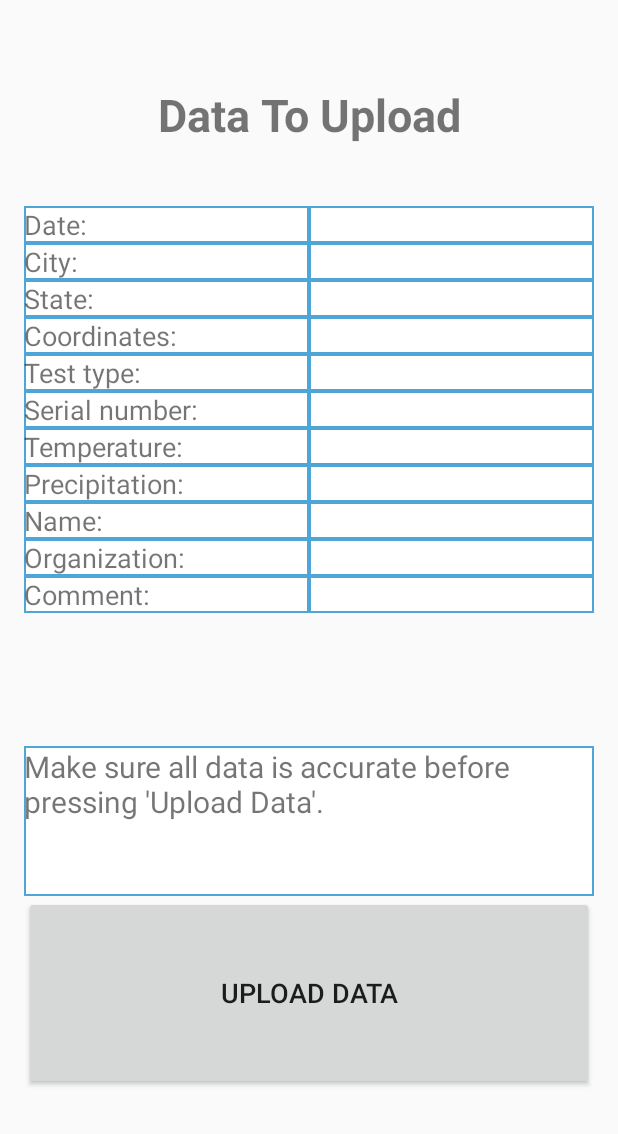
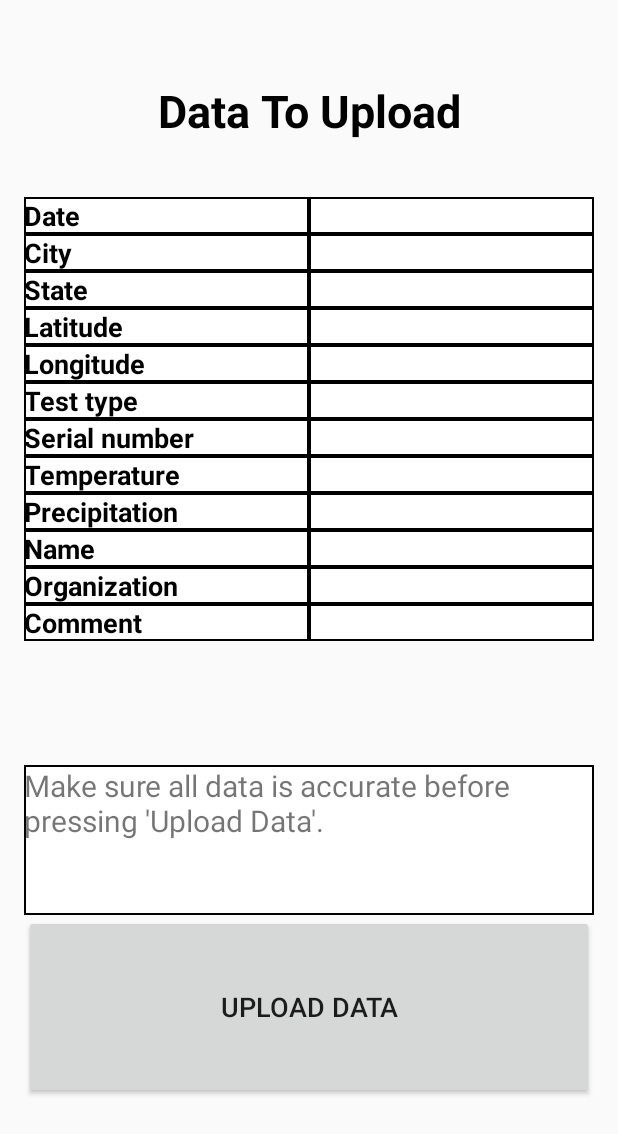
Before and after one commit to bergconnor/cis642-Team5, an Android app: the SpreadsheetActivity screen opened directly, with no data from a screen before it, on a phone screen of 412 x 824 dp. Shown: the top 1134 px of the screen. Run offline under Robolectric (Android 15) with nearby library versions, the phone set to English and light mode, and no system bars; libraries missing offline, so code that uses them is left out: com.google.api.client, com.google.api.services, pub.devrel.easypermissions; 2 statements that could not run were skipped.

Commit message:
UI updates

```diff
--- a/WaterQuality/app/src/main/java/edu/ksu/cis/waterquality/MainActivity.java
+++ b/WaterQuality/app/src/main/java/edu/ksu/cis/waterquality/MainActivity.java
@@ -91,8 +91,6 @@ public class MainActivity extends AppCompatActivity {
         String city = address.get(0).getLocality();
         String state = address.get(0).getAdminArea();
 
-        String coordinates = "(" + mLatitude + ", " + mLongitude + ")";
-
         String[] weatherData = getWeatherData(city, state);
         String temperature = weatherData[TEMP];
         String precipitation = weatherData[PRECIP];
@@ -100,7 +98,8 @@ public class MainActivity extends AppCompatActivity {
         intent.putExtra("EXTRA_DATE", date);
         intent.putExtra("EXTRA_CITY", city);
         intent.putExtra("EXTRA_STATE", state);
-        intent.putExtra("EXTRA_COORDINATES", coordinates);
+        intent.putExtra("EXTRA_LATITUDE", mLatitude);
+        intent.putExtra("EXTRA_LONGITUDE", mLongitude);
         intent.putExtra("EXTRA_TEST", mTest);
         intent.putExtra("EXTRA_SERIAL", mSerial);
         intent.putExtra("EXTRA_TEMPERATURE", temperature);
--- a/WaterQuality/app/src/main/java/edu/ksu/cis/waterquality/SpreadsheetActivity.java
+++ b/WaterQuality/app/src/main/java/edu/ksu/cis/waterquality/SpreadsheetActivity.java
@@ -67,15 +67,16 @@ public class SpreadsheetActivity extends Activity
     static final int DATE          = 0;
     static final int CITY          = 1;
     static final int STATE         = 2;
-    static final int COORDINATES   = 3;
-    static final int TEST          = 4;
-    static final int SERIAL        = 5;
-    static final int TEMPERATURE   = 6;
-    static final int PRECIPITATION = 7;
-    static final int NAME          = 8;
-    static final int ORGANIZATION  = 9;
-    static final int COMMENT       = 10;
-    static final int DATA_SIZE     = 11;
+    static final int LATITUDE      = 3;
+    static final int LONGITUDE     = 4;
+    static final int TEST          = 5;
+    static final int SERIAL        = 6;
+    static final int TEMPERATURE   = 7;
+    static final int PRECIPITATION = 8;
+    static final int NAME          = 9;
+    static final int ORGANIZATION  = 10;
+    static final int COMMENT       = 11;
+    static final int DATA_SIZE     = 12;
 
     private String[] mData = new String[DATA_SIZE];
 
@@ -232,7 +233,8 @@ public class SpreadsheetActivity extends Activity
         editTexts[DATE]          = (EditText) this.findViewById(R.id.dateEdit);
         editTexts[CITY]          = (EditText) this.findViewById(R.id.cityEdit);
         editTexts[STATE]         = (EditText) this.findViewById(R.id.stateEdit);
-        editTexts[COORDINATES]   = (EditText) this.findViewById(R.id.coordinatesEdit);
+        editTexts[LATITUDE]      = (EditText) this.findViewById(R.id.latitudeEdit);
+        editTexts[LONGITUDE]     = (EditText) this.findViewById(R.id.longitudeEdit);
         editTexts[TEST]          = (EditText) this.findViewById(R.id.testEdit);
         editTexts[SERIAL]        = (EditText) this.findViewById(R.id.serialEdit);
         editTexts[TEMPERATURE]   = (EditText) this.findViewById(R.id.temperatureEdit);
@@ -259,7 +261,8 @@ public class SpreadsheetActivity extends Activity
         mData[DATE]          = data.getString("EXTRA_DATE");
         mData[CITY]          = data.getString("EXTRA_CITY");
         mData[STATE]         = data.getString("EXTRA_STATE");
-        mData[COORDINATES]   = data.getString("EXTRA_COORDINATES");
+        mData[LATITUDE]      = data.getString("EXTRA_LATITUDE");
+        mData[LONGITUDE]     = data.getString("EXTRA_LONGITUDE");
         mData[TEST]          = data.getString("EXTRA_TEST");
         mData[SERIAL]        = data.getString("EXTRA_SERIAL");
         mData[TEMPERATURE]   = data.getString("EXTRA_TEMPERATURE");
--- a/WaterQuality/app/src/main/res/drawable/border.xml
+++ b/WaterQuality/app/src/main/res/drawable/border.xml
@@ -1,4 +1,4 @@
 <shape xmlns:android="http://schemas.android.com/apk/res/android" android:shape="rectangle" >
     <solid android:color="#ffffff" />
-    <stroke android:width="1dip" android:color="#4fa5d5"/>
+    <stroke android:width="1dip" android:color="#000000"/>
 </shape>
--- a/WaterQuality/app/src/main/res/layout/activity_spreadsheet.xml
+++ b/WaterQuality/app/src/main/res/layout/activity_spreadsheet.xml
@@ -8,7 +8,6 @@
     android:orientation="vertical"
     android:padding="16dp"
     tools:context="edu.ksu.cis.waterquality.SpreadsheetActivity">
-
     <TextView
         android:layout_width="match_parent"
         android:layout_height="wrap_content"
@@ -16,8 +15,8 @@
         android:textSize="30dp"
         android:textStyle="bold"
         android:gravity="center"
-        android:text="Data To Upload"/>
-
+        android:text="Data To Upload"
+        android:textColor="@color/black"/>
     <LinearLayout
         android:layout_width="match_parent"
         android:layout_height="wrap_content"
@@ -26,186 +25,276 @@
         android:layout_alignParentTop="true"
         android:layout_alignParentLeft="true"
         android:layout_alignParentStart="true">
-
         <LinearLayout
             android:layout_height="wrap_content"
             android:layout_width="0dp"
             android:layout_weight="1"
             android:orientation="vertical" >
-
             <TextView
                 android:id="@+id/dateText"
                 android:layout_width="match_parent"
                 android:layout_height="match_parent"
                 android:textSize="18dp"
                 android:background="@drawable/border"
-                android:text="Date:"/>
+                android:text="Date"
+                android:textStyle="bold"
+                android:textColor="@color/black"/>
             <TextView
                 android:id="@+id/cityText"
                 android:layout_width="match_parent"
                 android:layout_height="match_parent"
                 android:textSize="18dp"
                 android:background="@drawable/border"
-                android:text="City:"/>
+                android:text="City"
+                android:textStyle="bold"
+                android:textColor="@color/black"/>
             <TextView
                 android:id="@+id/stateText"
                 android:layout_width="match_parent"
                 android:layout_height="match_parent"
                 android:textSize="18dp"
                 android:background="@drawable/border"
-                android:text="State:"/>
+                android:text="State"
+                android:textStyle="bold"
+                android:textColor="@color/black"/>
             <TextView
-                android:id="@+id/coordiantesText"
+                android:id="@+id/latitudeText"
                 android:layout_width="match_parent"
                 android:layout_height="match_parent"
                 android:textSize="18dp"
                 android:background="@drawable/border"
-                android:text="Coordinates:"/>
-
+                android:text="Latitude"
+                android:textStyle="bold"
+                android:textColor="@color/black"/>
+            <TextView
+                android:id="@+id/longitudeText"
+                android:layout_width="match_parent"
+                android:layout_height="match_parent"
+                android:textSize="18dp"
+                android:background="@drawable/border"
+                android:text="Longitude"
+                android:textStyle="bold"
+                android:textColor="@color/black"/>
             <TextView
                 android:id="@+id/testText"
                 android:layout_width="match_parent"
                 android:layout_height="match_parent"
                 android:textSize="18dp"
                 android:background="@drawable/border"
-                android:text="Test type:"/>
-
+                android:text="Test type"
+                android:textStyle="bold"
+                android:textColor="@color/black"/>
             <TextView
                 android:id="@+id/serialText"
                 android:layout_width="match_parent"
                 android:layout_height="match_parent"
                 android:textSize="18dp"
                 android:background="@drawable/border"
-                android:text="Serial number:"/>
+                android:text="Serial number"
+                android:textStyle="bold"
+                android:textColor="@color/black"/>
             <TextView
                 android:id="@+id/temperatureText"
                 android:layout_width="match_parent"
                 android:layout_height="match_parent"
                 android:textSize="18dp"
                 android:background="@drawable/border"
-                android:text="Temperature:"/>
+                android:text="Temperature"
+                android:textStyle="bold"
+                android:textColor="@color/black"/>
             <TextView
                 android:id="@+id/precipitationText"
                 android:layout_width="match_parent"
                 android:layout_height="match_parent"
                 android:textSize="18dp"
                 android:background="@drawable/border"
-                android:text="Precipitation:"/>
+                android:text="Precipitation"
+                android:textStyle="bold"
+                android:textColor="@color/black"/>
             <TextView
                 android:id="@+id/nameText"
                 android:layout_width="match_parent"
                 android:layout_height="match_parent"
                 android:textSize="18dp"
                 android:background="@drawable/border"
-                android:text="Name:"/>
+                android:text="Name"
+                android:textStyle="bold"
+                android:textColor="@color/black"/>
             <TextView
                 android:id="@+id/organizationText"
                 android:layout_width="match_parent"
                 android:layout_height="match_parent"
                 android:textSize="18dp"
                 android:background="@drawable/border"
-                android:text="Organization:"/>
+                android:text="Organization"
+                android:textStyle="bold"
+                android:textColor="@color/black"/>
             <TextView
                 android:id="@+id/commentText"
                 android:layout_width="match_parent"
                 android:layout_height="match_parent"
                 android:textSize="18dp"
                 android:background="@drawable/border"
-                android:text="Comment:"/>
+                android:text="Comment"
+                android:textStyle="bold"
+                android:textColor="@color/black"/>
         </LinearLayout>
-
         <LinearLayout
             android:layout_height="wrap_content"
             android:layout_width="0dp"
             android:layout_weight="1"
             android:orientation="vertical" >
+            <HorizontalScrollView
+                android:layout_width="match_parent"
+                android:layout_height="match_parent"
+                android:scrollbars="none"
+                android:background="@drawable/border">
                 <EditText
                     android:id="@+id/dateEdit"
                     android:layout_width="match_parent"
-                android:layout_height="match_parent"
+                    android:layout_height="wrap_content"
                     android:maxLines="1"
                     android:textSize="18dp"
                     android:background="@drawable/border"/>
+            </HorizontalScrollView>
+            <HorizontalScrollView
+                android:layout_width="match_parent"
+                android:layout_height="match_parent"
+                android:scrollbars="none"
+                android:background="@drawable/border">
                 <EditText
                     android:id="@+id/cityEdit"
                     android:layout_width="match_parent"
-                android:layout_height="match_parent"
+                    android:layout_height="wrap_content"
                     android:maxLines="1"
                     android:textSize="18dp"
                     android:background="@drawable/border"/>
+            </HorizontalScrollView>
+            <HorizontalScrollView
+                android:layout_width="match_parent"
+                android:layout_height="match_parent"
+                android:scrollbars="none"
+                android:background="@drawable/border">
                 <EditText
                     android:id="@+id/stateEdit"
                     android:layout_width="match_parent"
-                android:layout_height="match_parent"
+                    android:layout_height="wrap_content"
                     android:maxLines="1"
                     android:textSize="18dp"
                     android:background="@drawable/border"/>
-            <EditText
-                android:id="@+id/coordinatesEdit"
+            </HorizontalScrollView>
+            <HorizontalScrollView
                 android:layout_width="match_parent"
                 android:layout_height="match_parent"
-                android:maxLines="1"
-                android:scrollbars="horizontal"
+                android:scrollbars="none"
+                android:background="@drawable/border">
+                <EditText
+                    android:id="@+id/latitudeEdit"
+                    android:layout_width="match_parent"
+                    android:layout_height="wrap_content"
+                    android:scrollHorizontally="true"
                     android:textSize="18dp"
                     android:background="@drawable/border"/>
-
+            </HorizontalScrollView>
+            <HorizontalScrollView
+                android:layout_width="match_parent"
+                android:layout_height="match_parent"
+                android:scrollbars="none"
+                android:background="@drawable/border">
+                <EditText
+                    android:id="@+id/longitudeEdit"
+                    android:layout_width="match_parent"
+                    android:layout_height="wrap_content"
+                    android:scrollHorizontally="true"
+                    android:textSize="18dp"
+                    android:background="@drawable/border"/>
+            </HorizontalScrollView>
+            <HorizontalScrollView
+                android:layout_width="match_parent"
+                android:layout_height="match_parent"
+                android:scrollbars="none"
+                android:background="@drawable/border">
                 <EditText
                     android:id="@+id/testEdit"
                     android:layout_width="match_parent"
-                android:layout_height="match_parent"
-                android:maxLines="1"
+                    android:layout_height="wrap_content"
                     android:textSize="18dp"
                     android:background="@drawable/border"/>
-
+            </HorizontalScrollView>
+            <HorizontalScrollView
+                android:layout_width="match_parent"
+                android:layout_height="match_parent"
+                android:scrollbars="none"
+                android:background="@drawable/border">
                 <EditText
                     android:id="@+id/serialEdit"
                     android:layout_width="match_parent"
-                android:layout_height="match_parent"
-                android:maxLines="1"
+                    android:layout_height="wrap_content"
                     android:textSize="18dp"
                     android:background="@drawable/border"/>
-
+            </HorizontalScrollView>
+            <HorizontalScrollView
+                android:layout_width="match_parent"
+                android:layout_height="match_parent"
+                android:scrollbars="none"
+                android:background="@drawable/border">
                 <EditText
                     android:id="@+id/temperatureEdit"
                     android:layout_width="match_parent"
-                android:layout_height="match_parent"
-                android:maxLines="1"
+                    android:layout_height="wrap_content"
                     android:textSize="18dp"
                     android:background="@drawable/border"/>
-
+            </HorizontalScrollView>
+            <HorizontalScrollView
+                android:layout_width="match_parent"
+                android:layout_height="match_parent"
+                android:scrollbars="none"
+                android:background="@drawable/border">
                 <EditText
                     android:id="@+id/precipitationEdit"
                     android:layout_width="match_parent"
-                android:layout_height="match_parent"
-                android:maxLines="1"
+                    android:layout_height="wrap_content"
                     android:textSize="18dp"
                     android:background="@drawable/border"/>
-
+            </HorizontalScrollView>
+            <HorizontalScrollView
+                android:layout_width="match_parent"
+                android:layout_height="match_parent"
+                android:scrollbars="none"
+                android:background="@drawable/border">
                 <EditText
                     android:id="@+id/nameEdit"
                     android:layout_width="match_parent"
-                android:layout_height="match_parent"
-                android:maxLines="1"
+                    android:layout_height="wrap_content"
                     android:textSize="18dp"
                     android:background="@drawable/border"/>
-
+            </HorizontalScrollView>
+            <HorizontalScrollView
+                android:layout_width="match_parent"
+                android:layout_height="match_parent"
+                android:scrollbars="none"
+                android:background="@drawable/border">
                 <EditText
                     android:id="@+id/organizationEdit"
                     android:layout_width="match_parent"
-                android:layout_height="match_parent"
-                android:maxLines="1"
+                    android:layout_height="wrap_content"
                     android:textSize="18dp"
                     android:background="@drawable/border"/>
+            </HorizontalScrollView>
+            <HorizontalScrollView
+                android:layout_width="match_parent"
+                android:layout_height="match_parent"
+                android:scrollbars="none"
+                android:background="@drawable/border">
                 <EditText
                     android:id="@+id/commentEdit"
                     android:layout_width="match_parent"
-                android:layout_height="match_parent"
-                android:maxLines="1"
+                    android:layout_height="wrap_content"
                     android:textSize="18dp"
                     android:background="@drawable/border"/>
+            </HorizontalScrollView>
         </LinearLayout>
     </LinearLayout>
-
     <TextView
         android:id="@+id/resultsText"
         android:layout_width="match_parent"
@@ -215,7 +304,6 @@
         android:background="@drawable/border"
         android:textSize="20dp"
         android:text="Make sure all data is accurate before pressing 'Upload Data'." />
-
     <Button
         android:id="@+id/uploadButton"
         android:layout_width="match_parent"
--- a/WaterQuality/app/src/main/res/values/colors.xml
+++ b/WaterQuality/app/src/main/res/values/colors.xml
@@ -1,6 +1,19 @@
 <?xml version="1.0" encoding="utf-8"?>
 <resources>
-    <color name="colorPrimary">#3F51B5</color>
-    <color name="colorPrimaryDark">#303F9F</color>
-    <color name="colorAccent">#FF4081</color>
+    <color name="white">#FFFFFF</color>
+    <color name="yellow">#FFFF00</color>
+    <color name="fuchsia">#FF00FF</color>
+    <color name="red">#FF0000</color>
+    <color name="silver">#C0C0C0</color>
+    <color name="gray">#808080</color>
+    <color name="olive">#808000</color>
+    <color name="purple">#800080</color>
+    <color name="maroon">#800000</color>
+    <color name="aqua">#00FFFF</color>
+    <color name="lime">#00FF00</color>
+    <color name="teal">#008080</color>
+    <color name="green">#008000</color>
+    <color name="blue">#0000FF</color>
+    <color name="navy">#000080</color>
+    <color name="black">#000000</color>
 </resources>
```
Lines whose indentation alone changed are shown as unchanged.
